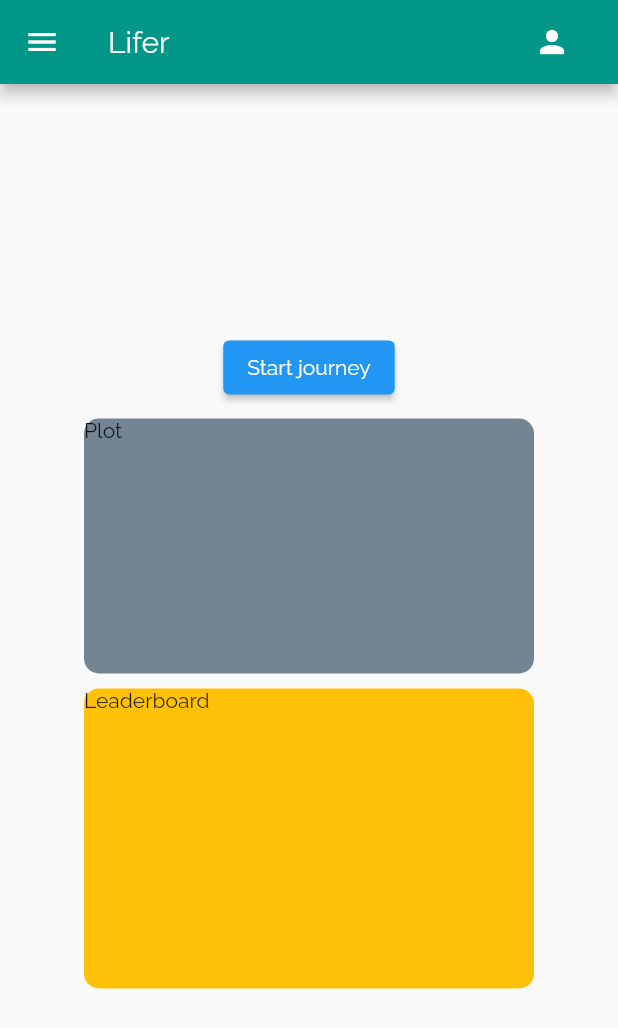
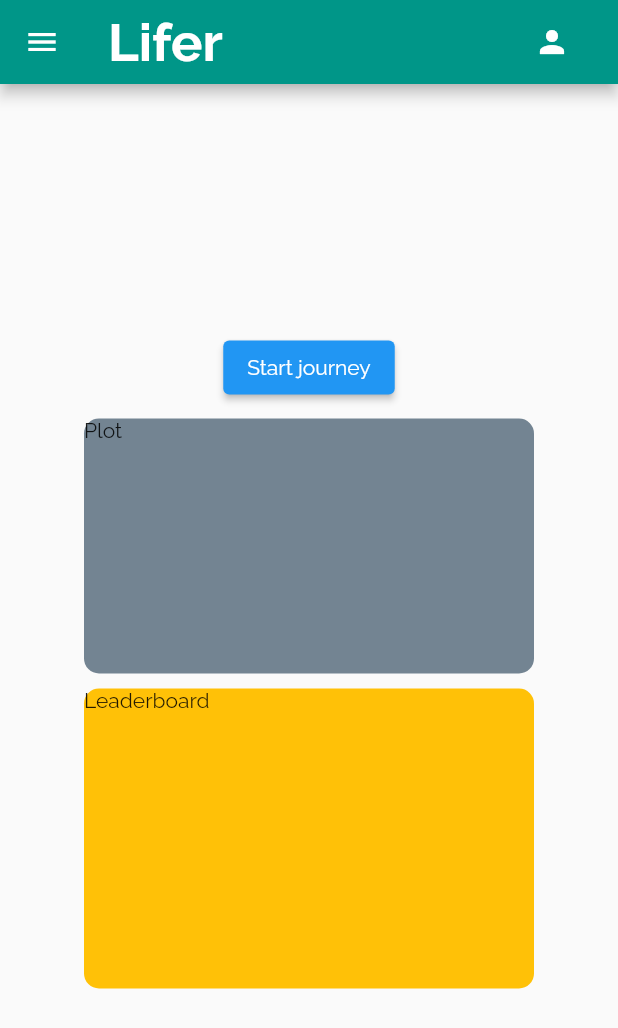
Before and after one commit to aranyagupta/ichack-arch, a Flutter app: the screen it shows after launch, on a phone screen of 412 x 824 dp. Shown: the top 1028 px of the screen. Run offline on Flutter 3.47's test engine with Material 2 defaults, Android fonts, the light colour scheme and no system bars.

Commit message:
Bolded title font

```diff
--- a/hack_app/lib/main.dart
+++ b/hack_app/lib/main.dart
@@ -1,3 +1,5 @@
+// ignore_for_file: non_constant_identifier_names
+
 import 'package:flutter/material.dart';
 import 'package:hack_app/friends.dart';
 import 'package:hack_app/history_page.dart';
@@ -102,7 +104,14 @@ class MyApp extends StatelessWidget {
       home: Scaffold(
         appBar: AppBar(
             backgroundColor: Colors.teal,
-            title: Text('Lifer'),
+            title: Text(
+              'Lifer',
+              style: TextStyle(
+                      fontSize: 35,
+                      fontWeight: FontWeight.bold,
+                      color: Colors.white,
+                    ),
+              ),
             actions: <Widget>[
               Padding(
                   padding: EdgeInsets.only(right: 20.0),
```
